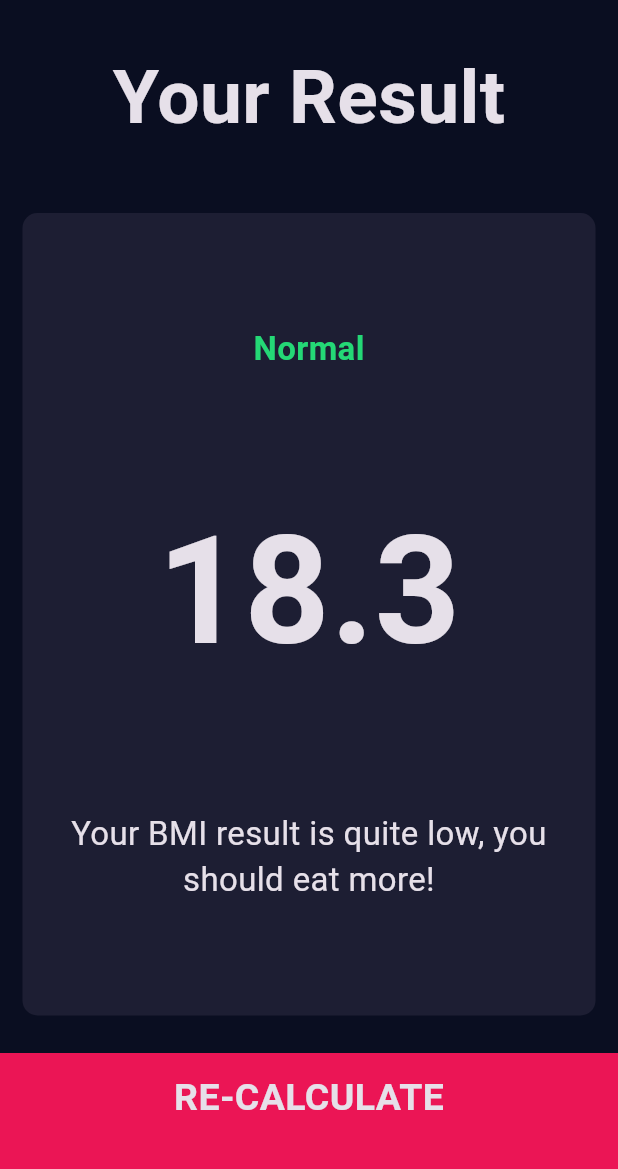
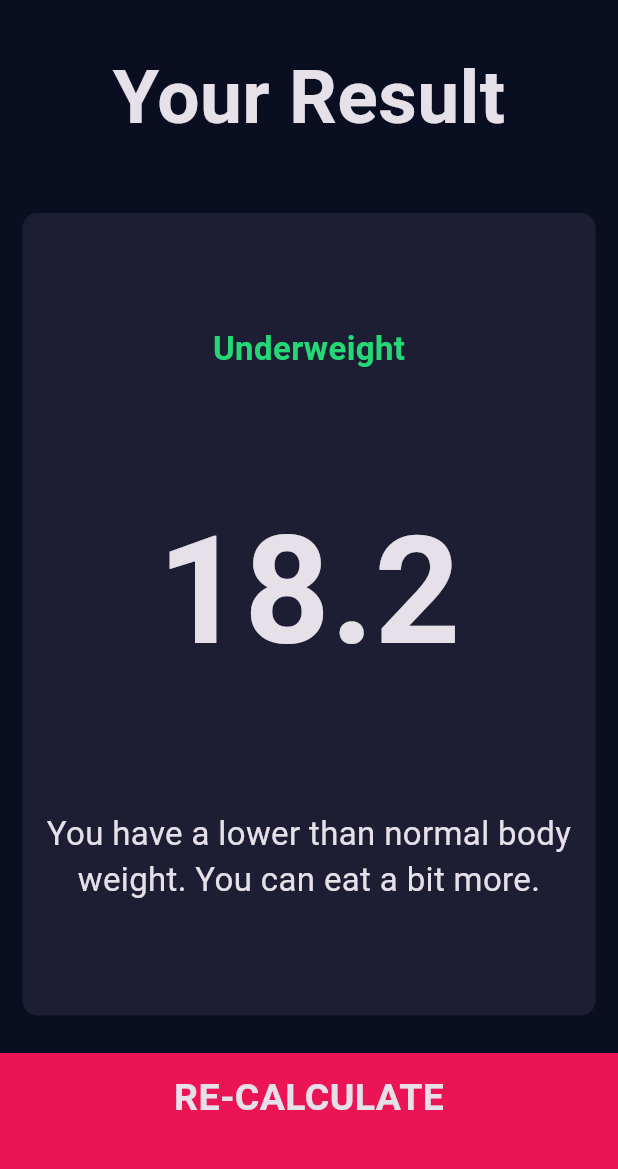
Before and after one commit to Panzershack/bmi_calculator, a Flutter app: the screen it shows after launch, after a tap on "Calculate", on a phone screen of 412 x 824 dp, the part 63-1232 px from its top. Run offline on Flutter 3.47's test engine with Material 3 defaults, Android fonts, the phone set to English and light mode, and no system bars; our stand-ins replace font_awesome_flutter.

Commit message:
added functionality, app completed

```diff
--- a/lib/calculator_brain.dart
+++ b/lib/calculator_brain.dart
@@ -0,0 +1,34 @@
+import 'dart:math';
+
+class CalculatorBrain {
+  CalculatorBrain({this.height = 0, this.weight = 0});
+  final int height;
+  final int weight;
+
+  double _bmi = 0;
+
+  String calculateBMI() {
+    _bmi = weight / pow(height / 100, 2);
+    return _bmi.toStringAsFixed(1);
+  }
+
+  String getResult() {
+    if (_bmi >= 25) {
+      return 'Overweight';
+    } else if (_bmi > 18.5) {
+      return 'Normal';
+    } else {
+      return 'Underweight';
+    }
+  }
+
+  String getInterpretation() {
+    if (_bmi >= 25) {
+      return 'You have a higher than normal body weight. Try to exercise more.';
+    } else if (_bmi > 18.5) {
+      return 'You have a normal body weight, Good job!';
+    } else {
+      return 'You have a lower than normal body weight. You can eat a bit more.';
+    }
+  }
+}
--- a/lib/screens/input_page.dart
+++ b/lib/screens/input_page.dart
@@ -1,3 +1,4 @@
+import 'package:bmi_calculator/screens/results_page.dart';
 import 'package:flutter/material.dart';
 import 'package:font_awesome_flutter/font_awesome_flutter.dart';
 import '../components/reusable_card.dart';
@@ -5,6 +6,7 @@ import '../components/icon_content.dart';
 import '../constants.dart';
 import '../components/round_icon.dart';
 import '../components/bottom_button.dart';
+import 'package:bmi_calculator/calculator_brain.dart';
 
 enum gender { male, female }
 
@@ -208,7 +210,19 @@ class _InputPageState extends State<InputPage> {
           ),
           BottomButton(
             onTap: () {
-              Navigator.pushNamed(context, 'results');
+              CalculatorBrain calc =
+                  CalculatorBrain(height: height, weight: weight);
+
+              Navigator.push(
+                context,
+                MaterialPageRoute(
+                  builder: (context) => ResultsPage(
+                    bmiResult: calc.calculateBMI(),
+                    resultText: calc.getResult(),
+                    interpretation: calc.getInterpretation(),
+                  ),
+                ),
+              );
             },
             textHere: "Calculate",
           ),
--- a/lib/screens/results_page.dart
+++ b/lib/screens/results_page.dart
@@ -4,6 +4,12 @@ import '../components/reusable_card.dart';
 import '../components/bottom_button.dart';
 
 class ResultsPage extends StatelessWidget {
+  ResultsPage({this.bmiResult, this.resultText, this.interpretation});
+
+  final String? bmiResult;
+  final String? resultText;
+  final String? interpretation;
+
   @override
   Widget build(BuildContext context) {
     return Scaffold(
@@ -42,20 +48,20 @@ class ResultsPage extends StatelessWidget {
                 children: [
                   Center(
                     child: Text(
-                      'Normal',
+                      resultText!,
                       style: kResultTextStyle,
                     ),
                   ),
                   Center(
                     child: Text(
-                      '18.3',
+                      bmiResult!,
                       style: kBMITextStyle,
                     ),
                   ),
                   Padding(
                     padding: const EdgeInsets.only(left: 8.0, right: 8.0),
                     child: Text(
-                      'Your BMI result is quite low, you should eat more!',
+                      interpretation!,
                       textAlign: TextAlign.center,
                       style: kBodyTextStyle,
                     ),
```
